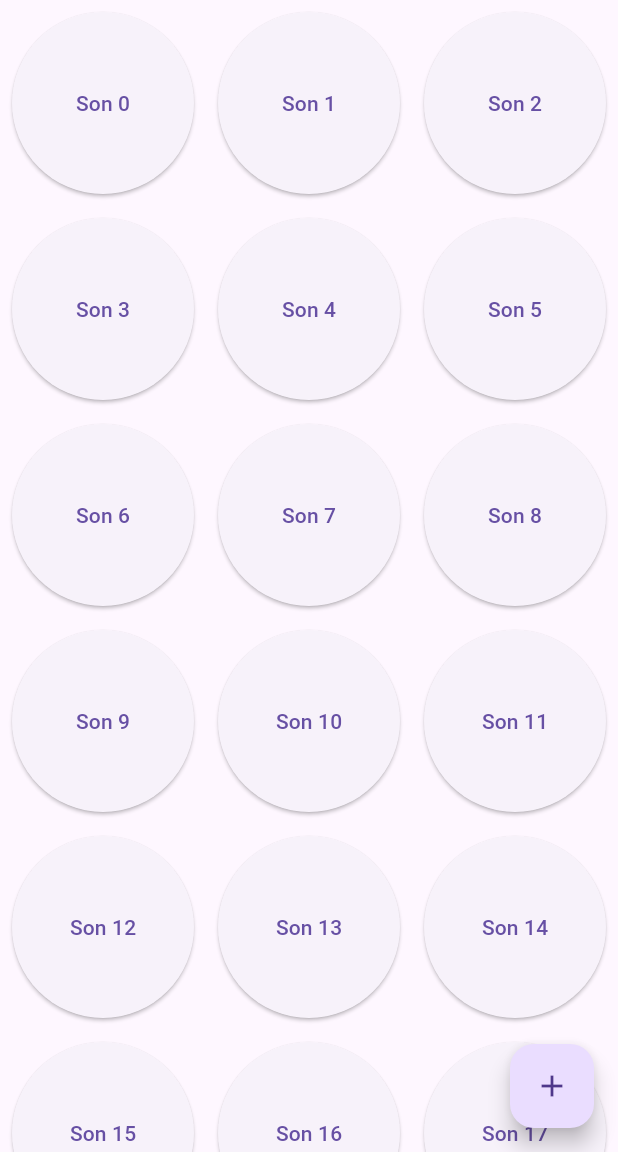
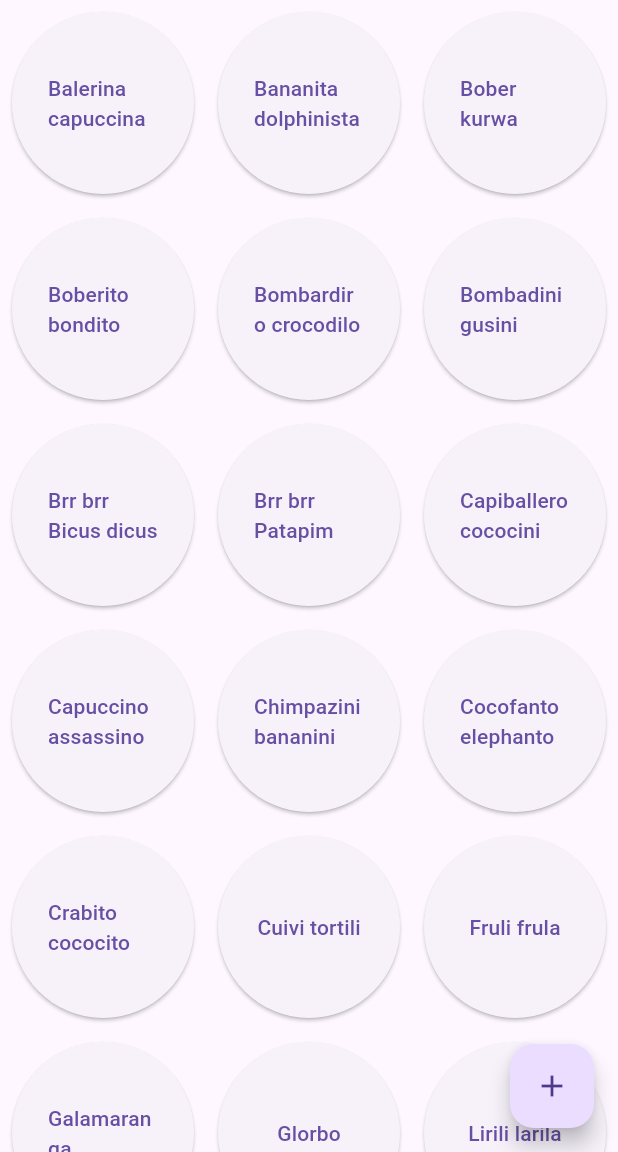
Before and after one commit to louisoliv/Sound_Board_Italian_Brain_Rot, a Flutter app: the screen it shows after launch, on a phone screen of 412 x 824 dp, the part 84-1236 px from its top. Run offline on Flutter 3.47's test engine with Material 3 defaults, Android fonts, the light colour scheme and no system bars; our stand-ins replace audioplayers; missing offline and left inert: dart:ffi.

Commit message:
Fixing a sound and replacing my list of string by a list of Song that is my class

```diff
--- a/lib/main.dart
+++ b/lib/main.dart
@@ -1,3 +1,5 @@
+import 'dart:ffi';
+
 import 'package:flutter/material.dart';
 import 'package:audioplayers/audioplayers.dart';
 
@@ -29,33 +31,141 @@ class MyHomePage extends StatefulWidget {
   State<MyHomePage> createState() => _MyHomePageState();
 }
 
+class Song {
+  int id;
+  String pathSong;
+  String name;
+
+  Song({required this.id, required this.pathSong, required this.name});
+}
+
 class _MyHomePageState extends State<MyHomePage> {
-  final List<String> soundPaths = [
-    'sounds/italian-brainrot-Balerina-capuccina.mp3',
-    'sounds/italian-brainrot-Bananita-dolphinista.mp3',
-    'sounds/italian-brainrot-Bober-kurwa.mp3',
-    'sounds/italian-brainrot-Boberito-bondito.mp3',
-    'sounds/italian-brainrot-Bombadiro-Crocodilo.mp3',
-    'sounds/italian-brainrot-Bombondini-gusini.mp3',
-    'sounds/italian-brainrot-Bricus-dicus.mp3',
-    'sounds/italian-brainrot-Brr-brr-Patapim.mp3',
-    'sounds/italian-brainrot-Capiballero-cococini.mp3',
-    'sounds/italian-brainrot-Cappuccino-assassino.mp3',
-    'sounds/italian-brainrot-Chimpanzini-bananini.mp3',
-    'sounds/italian-brainrot-Cocofanto-elephanto.mp3',
-    'sounds/italian-brainrot-Crabito-cococito.mp3',
-    'sounds/italian-brainrot-Cuivi-tortili.mp3',
-    'sounds/italian-brainrot-Fruli-frula.mp3',
-    'sounds/italian-brainrot-Galamaranga.mp3',
-    'sounds/italian-brainrot-Glorbo.mp3',
-    'sounds/italian-brainrot-Lirili-Larila.mp3',
-    'sounds/italian-brainrot-Pingo-cococinito.mp3',
-    'sounds/italian-brainrot-Saturno.mp3',
-    'sounds/italian-brainrot-Toucano-banano.mp3',
-    'sounds/italian-brainrot-Tralalelo-Tralala.mp3',
-    'sounds/italian-brainrot-Trigrulini-watermelini.mp3',
-    'sounds/italian-brainrot-Tripi-Tropi.mp3',
-    'sounds/italian-brainrot-Tsung-tsung-sahur.mp3',
+  final List<Song> soundPaths = [
+    Song(
+      id: 0,
+      pathSong: 'sounds/italian-brainrot-Balerina-capuccina.mp3',
+      name: 'Balerina capuccina',
+    ),
+    Song(
+      id: 1,
+      pathSong: 'sounds/italian-brainrot-Bananita-dolphinista.mp3',
+      name: 'Bananita dolphinista',
+    ),
+    Song(
+      id: 2,
+      pathSong: 'sounds/italian-brainrot-Bober-kurwa.mp3',
+      name: 'Bober kurwa',
+    ),
+    Song(
+      id: 3,
+      pathSong: 'sounds/italian-brainrot-Boberito-bondito.mp3',
+      name: 'Boberito bondito',
+    ),
+    Song(
+      id: 4,
+      pathSong: 'sounds/italian-brainrot-Bombadiro-Crocodilo.mp3',
+      name: 'Bombardiro crocodilo',
+    ),
+    Song(
+      id: 5,
+      pathSong: 'sounds/italian-brainrot-Bombondini-gusini.mp3',
+      name: 'Bombadini gusini',
+    ),
+    Song(
+      id: 6,
+      pathSong: 'sounds/italian-brainrot-Bricus-dicus.mp3',
+      name: 'Brr brr Bicus dicus',
+    ),
+    Song(
+      id: 7,
+      pathSong: 'sounds/italian-brainrot-Brr-brr-Patapim.mp3',
+      name: 'Brr brr Patapim',
+    ),
+    Song(
+      id: 8,
+      pathSong: 'sounds/italian-brainrot-Capiballero-cococini.mp3',
+      name: 'Capiballero cococini',
+    ),
+    Song(
+      id: 9,
+      pathSong: 'sounds/italian-brainrot-Cappuccino-assassino.mp3',
+      name: 'Capuccino assassino',
+    ),
+    Song(
+      id: 10,
+      pathSong: 'sounds/italian-brainrot-Chimpanzini-bananini.mp3',
+      name: 'Chimpazini bananini',
+    ),
+    Song(
+      id: 11,
+      pathSong: 'sounds/italian-brainrot-Cocofanto-elephanto.mp3',
+      name: 'Cocofanto elephanto',
+    ),
+    Song(
+      id: 12,
+      pathSong: 'sounds/italian-brainrot-Crabito-cococito.mp3',
+      name: 'Crabito cococito',
+    ),
+    Song(
+      id: 13,
+      pathSong: 'sounds/italian-brainrot-Cuivi-tortili.mp3',
+      name: 'Cuivi tortili',
+    ),
+    Song(
+      id: 14,
+      pathSong: 'sounds/italian-brainrot-Fruli-frula.mp3',
+      name: 'Fruli frula',
+    ),
+    Song(
+      id: 15,
+      pathSong: 'sounds/italian-brainrot-Galamaranga.mp3',
+      name: 'Galamaranga',
+    ),
+    Song(
+      id: 16,
+      pathSong: 'sounds/italian-brainrot-Glorbo.mp3',
+      name: 'Glorbo',
+    ),
+    Song(
+      id: 17,
+      pathSong: 'sounds/italian-brainrot-Lirili-Larila.mp3',
+      name: 'Lirili larila',
+    ),
+    Song(
+      id: 18,
+      pathSong: 'sounds/italian-brainrot-Pingo-cococinito.mp3',
+      name: 'Pingo cococinito',
+    ),
+    Song(
+      id: 19,
+      pathSong: 'sounds/italian-brainrot-Saturno.mp3',
+      name: 'Satuno saturnita',
+    ),
+    Song(
+      id: 20,
+      pathSong: 'sounds/italian-brainrot-Toucano-banano.mp3',
+      name: 'Toucano banano',
+    ),
+    Song(
+      id: 21,
+      pathSong: 'sounds/italian-brainrot-Tralalelo-Tralala.mp3',
+      name: 'Tralalelo tralala',
+    ),
+    Song(
+      id: 22,
+      pathSong: 'sounds/italian-brainrot-Trigrulini-watermelini.mp3',
+      name: 'Tigroulini watermelini',
+    ),
+    Song(
+      id: 23,
+      pathSong: 'sounds/italian-brainrot-Tripi-Tropi.mp3',
+      name: 'Tripi tropi',
+    ),
+    Song(
+      id: 24,
+      pathSong: 'sounds/italian-brainrot-Tsung-tsung-sahur.mp3',
+      name: 'Tsung tsung sahur',
+    ),
 
     // etc.
   ];
@@ -76,10 +186,10 @@ class _MyHomePageState extends State<MyHomePage> {
                 onPressed: () async {
                   print("ça clique !");
 
-                  await player.play(AssetSource(soundPaths[index]));
+                  await player.play(AssetSource(soundPaths[index].pathSong));
                   // await player.stop();
                 },
-                child: Text('Son $index'),
+                child: Text(soundPaths[index].name),
               ),
             );
           }),
```
Also changed, not shown: 1 other file.
